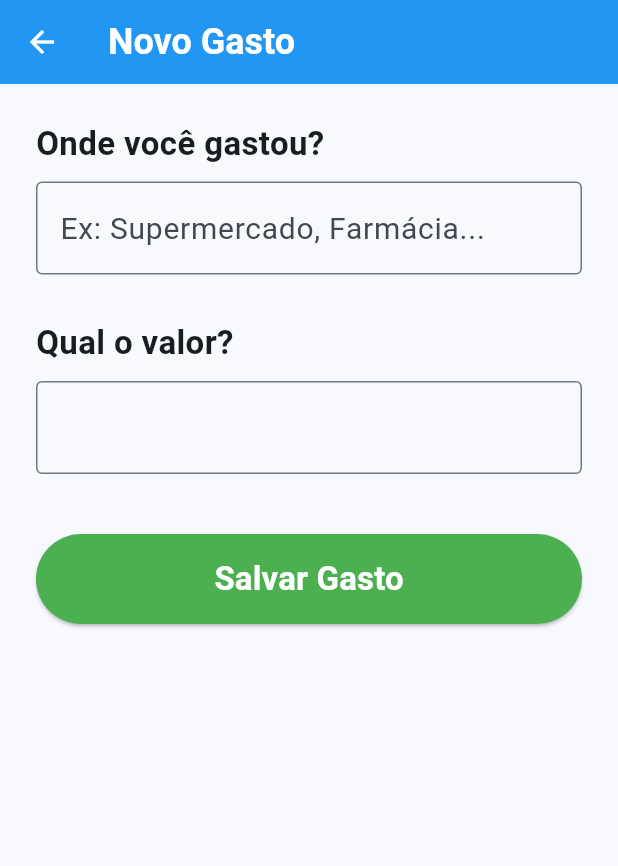
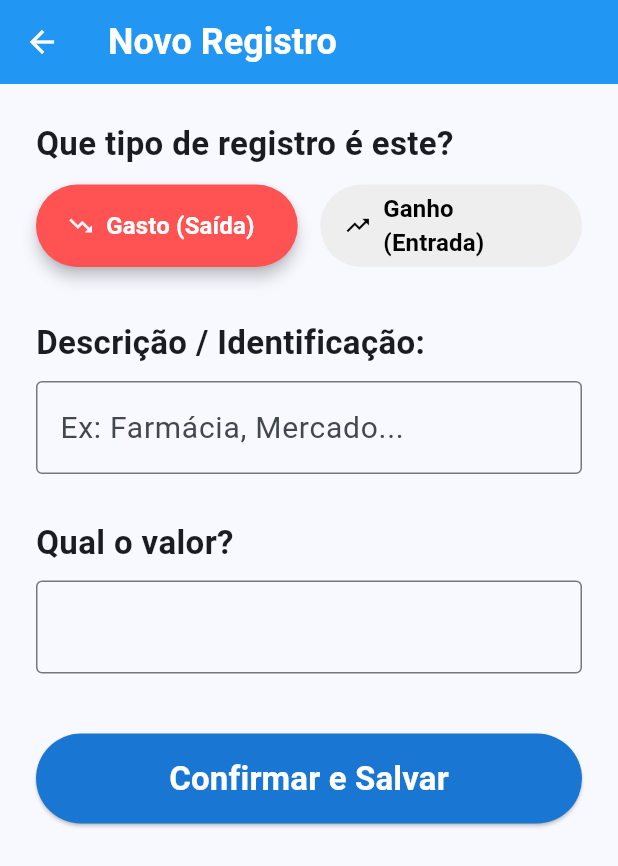
Before and after one commit to FLDM08/Finance-app, a Flutter app: the FormScreen screen opened directly, on a phone screen of 412 x 824 dp. Shown: the top 866 px of the screen. Run offline on Flutter 3.47's test engine with Material 3 defaults, Android fonts, the phone set to English and light mode, and no system bars; our stand-ins replace hive_flutter, shared_preferences; accounts and stored records are empty.

```diff
--- a/Finance_app/lib/main.dart
+++ b/Finance_app/lib/main.dart
@@ -1,28 +1,47 @@
 import 'package:flutter/material.dart';
 import 'package:shared_preferences/shared_preferences.dart';
+import 'package:hive_flutter/hive_flutter.dart';
+
+part 'main.g.dart';
+
+@HiveType(typeId: 0)
+class Transaction { // Unified model handling both incomes and expenses
+  @HiveField(0)
+  final String name;
+
+  @HiveField(1)
+  final double amount;
+
+  @HiveField(2)
+  final DateTime date;
+
+  @HiveField(3) // Flags operational type: true evaluating to expense/cash-out, false to income/cash-in
+  final bool isExpense;
+
+  Transaction({
+    required this.name,
+    required this.amount,
+    required this.date,
+    required this.isExpense,
+  });
+}
 
 void main() async {
-  // Ensures engine services (like local storage device interfaces) are ready before running the app
   WidgetsFlutterBinding.ensureInitialized();
+  await Hive.initFlutter();
 
-  // Initializes SharedPreferences and fetches persistent username if available
+  // Registers database adapter structures and boots core storage pipeline
+  Hive.registerAdapter(TransactionAdapter());
+  await Hive.openBox<Transaction>('transactions_box');
+
   final prefs = await SharedPreferences.getInstance();
   final String? savedUsername = prefs.getString('username_key');
 
   runApp(AccessibleFinanceApp(username: savedUsername));
 }
 
-// Data model representing an expense entry with timestamp details
-class Expense {
-  final String name;
-  final double amount;
-  final DateTime date;
-
-  Expense({required this.name, required this.amount, required this.date});
-}
-
 class AccessibleFinanceApp extends StatelessWidget {
-  final String? username; // Passed down from initial async main thread lifecycle
+  final String? username;
 
   const AccessibleFinanceApp({super.key, this.username});
 
@@ -35,13 +54,11 @@ class AccessibleFinanceApp extends StatelessWidget {
         colorScheme: ColorScheme.fromSeed(seedColor: Colors.blue),
         useMaterial3: true,
       ),
-      // Routine evaluation: Decides whether to onboarding flow or direct system routing
       home: username == null ? const OnboardingScreen() : MainScreen(username: username!),
     );
   }
 }
 
-// Onboarding flow view to secure profile initialization on first boot
 class OnboardingScreen extends StatefulWidget {
   const OnboardingScreen({super.key});
 
@@ -64,11 +81,9 @@ class _OnboardingScreenState extends State<OnboardingScreen> {
       return;
     }
 
-    // Persists the primitive data block securely within local preferences
     final prefs = await SharedPreferences.getInstance();
     await prefs.setString('username_key', username);
 
-    // Forces persistent page routing avoiding backtracking stack vulnerabilities
     if (mounted) {
       Navigator.pushReplacement(
         context,
@@ -134,8 +149,33 @@ class MainScreen extends StatefulWidget {
 }
 
 class _MainScreenState extends State<MainScreen> {
-  double balance = 1500.00;
-  List<Expense> expenseHistory = [];
+  double balance = 0.00;
+  final Box<Transaction> transactionBox = Hive.box<Transaction>('transactions_box');
+  List<Transaction> transactionHistory = [];
+
+  @override
+  void initState() {
+    super.initState();
+    loadTransactions();
+  }
+
+  // Parses box history data and computes financial parameters dynamically
+  void loadTransactions() {
+    transactionHistory = transactionBox.values.toList();
+    double computedBalance = 0.00;
+
+    for (var item in transactionHistory) {
+      if (item.isExpense) {
+        computedBalance -= item.amount;
+      } else {
+        computedBalance += item.amount;
+      }
+    }
+
+    setState(() {
+      balance = computedBalance;
+    });
+  }
 
   @override
   Widget build(BuildContext context) {
@@ -167,12 +207,16 @@ class _MainScreenState extends State<MainScreen> {
                   mainAxisAlignment: MainAxisAlignment.spaceBetween,
                   children: [
                     const Text(
-                      'Seu Saldo:',
+                      'Seu Saldo Total:',
                       style: TextStyle(fontSize: 22, fontWeight: FontWeight.w500),
                     ),
                     Text(
                       'R\$ ${balance.toStringAsFixed(2).replaceAll('.', ',')}',
-                      style: const TextStyle(fontSize: 26, fontWeight: FontWeight.bold, color: Colors.green),
+                      style: TextStyle(
+                        fontSize: 26,
+                        fontWeight: FontWeight.bold,
+                        color: balance >= 0 ? Colors.green : Colors.red,
+                      ),
                     ),
                   ],
                 ),
@@ -181,45 +225,69 @@ class _MainScreenState extends State<MainScreen> {
             const SizedBox(height: 25),
 
             const Text(
-              'Meus Gastos:',
+              'Histórico de Movimentações:',
               style: TextStyle(fontSize: 22, fontWeight: FontWeight.bold),
             ),
             const SizedBox(height: 10),
 
             Expanded(
-              child: expenseHistory.isEmpty
+              child: transactionHistory.isEmpty
                   ? const Center(
                       child: Text(
-                        'Nenhum gasto cadastrado ainda.',
+                        'Nenhum movimentação ainda.',
                         style: TextStyle(fontSize: 18, fontStyle: FontStyle.italic, color: Colors.grey),
                       ),
                     )
                   : ListView.builder(
-                      itemCount: expenseHistory.length,
+                      itemCount: transactionHistory.length,
                       itemBuilder: (context, index) {
-                        final item = expenseHistory[index];
+                        final item = transactionHistory[index];
                         String day = item.date.day.toString().padLeft(2, '0');
                         String month = item.date.month.toString().padLeft(2, '0');
                         String formattedDate = "$day/$month";
 
-                        return Card(
+                        return Dismissible(
+                          key: Key(item.date.millisecondsSinceEpoch.toString()),
+                          direction: DismissDirection.endToStart,
+                          background: Container(
+                            alignment: Alignment.centerRight,
+                            padding: const EdgeInsets.symmetric(horizontal: 20.0),
+                            color: Colors.redAccent,
+                            child: const Icon(Icons.delete, color: Colors.white, size: 32),
+                          ),
+                          onDismissed: (direction) {
+                            transactionBox.deleteAt(index);
+                            ScaffoldMessenger.of(context).showSnackBar(
+                              SnackBar(content: Text('"${item.name}" removido!')),
+                            );
+                            loadTransactions();
+                          },
+                          child: Card(
                             margin: const EdgeInsets.symmetric(vertical: 6.0),
                             child: ListTile(
-                            leading: const CircleAvatar(
-                              backgroundColor: Colors.redAccent,
-                              child: Icon(Icons.trending_down, color: Colors.white),
+                              leading: CircleAvatar(
+                                backgroundColor: item.isExpense ? Colors.redAccent : Colors.greenAccent.shade700,
+                                child: Icon(
+                                  item.isExpense ? Icons.trending_down : Icons.trending_up,
+                                  color: Colors.white,
+                                ),
                               ),
                               title: Text(
                                 item.name,
                                 style: const TextStyle(fontSize: 20, fontWeight: FontWeight.bold),
                               ),
                               subtitle: Text(
-                              "Adicionado em $formattedDate",
+                                "Registrado em $formattedDate",
                                 style: const TextStyle(fontSize: 16, color: Colors.grey),
                               ),
                               trailing: Text(
-                              '- R\$ ${item.amount.toStringAsFixed(2).replaceAll('.', ',')}',
-                              style: const TextStyle(fontSize: 18, color: Colors.red, fontWeight: FontWeight.bold),
+                                '${item.isExpense ? "-" : "+"} R\$ ${item.amount.toStringAsFixed(2).replaceAll('.', ',')}',
+                                style: TextStyle(
+                                  fontSize: 18,
+                                  color: item.isExpense ? Colors.red : Colors.green.shade700,
+                                  fontWeight: FontWeight.bold,
+                                ),
+                              ),
                             ),
                           ),
                         );
@@ -238,16 +306,14 @@ class _MainScreenState extends State<MainScreen> {
                     MaterialPageRoute(builder: (context) => const FormScreen()),
                   );
 
-                  if (result != null && result is Expense) {
-                    setState(() {
-                      balance = balance - result.amount;
-                      expenseHistory.add(result);
-                    });
+                  if (result != null && result is Transaction) {
+                    await transactionBox.add(result);
+                    loadTransactions();
                   }
                 },
-                icon: const Icon(Icons.add, size: 28),
+                icon: const Icon(Icons.add_card, size: 28),
                 label: const Text(
-                  'Adicionar Gasto',
+                  'Novo Registro (Ganho/Gasto)',
                   style: TextStyle(fontSize: 20, fontWeight: FontWeight.bold),
                 ),
                 style: ElevatedButton.styleFrom(
@@ -263,39 +329,90 @@ class _MainScreenState extends State<MainScreen> {
   }
 }
 
-class FormScreen extends StatelessWidget {
+class FormScreen extends StatefulWidget {
   const FormScreen({super.key});
 
   @override
-  Widget build(BuildContext context) {
+  State<FormScreen> createState() => _FormScreenState();
+}
+
+class _FormScreenState extends State<FormScreen> {
   final TextEditingController nameController = TextEditingController();
   final TextEditingController amountController = TextEditingController();
 
+  // Runtime interface state controller to match operational choice flows
+  bool operationIsExpense = true;
+
+  @override
+  Widget build(BuildContext context) {
     return Scaffold(
       appBar: AppBar(
         backgroundColor: Colors.blue,
         iconTheme: const IconThemeData(color: Colors.white),
         title: const Text(
-          'Novo Gasto',
+          'Novo Registro',
           style: TextStyle(color: Colors.white, fontSize: 24, fontWeight: FontWeight.bold),
         ),
       ),
-      body: Padding(
+      body: SingleChildScrollView(
         padding: const EdgeInsets.all(24.0),
         child: Column(
           crossAxisAlignment: CrossAxisAlignment.start,
           children: [
             const Text(
-              'Onde você gastou?',
+              'Que tipo de registro é este?',
+              style: TextStyle(fontSize: 22, fontWeight: FontWeight.bold),
+            ),
+            const SizedBox(height: 12),
+
+            Row(
+              children: [
+                Expanded(
+                  child: SizedBox(
+                    height: 55,
+                    child: ElevatedButton.icon(
+                      onPressed: () => setState(() => operationIsExpense = true),
+                      icon: const Icon(Icons.trending_down),
+                      label: const Text('Gasto (Saída)', style: TextStyle(fontSize: 16, fontWeight: FontWeight.bold)),
+                      style: ElevatedButton.styleFrom(
+                        backgroundColor: operationIsExpense ? Colors.redAccent : Colors.grey.shade200,
+                        foregroundColor: operationIsExpense ? Colors.white : Colors.black,
+                        elevation: operationIsExpense ? 4 : 0,
+                      ),
+                    ),
+                  ),
+                ),
+                const SizedBox(width: 15),
+                Expanded(
+                  child: SizedBox(
+                    height: 55,
+                    child: ElevatedButton.icon(
+                      onPressed: () => setState(() => operationIsExpense = false),
+                      icon: const Icon(Icons.trending_up),
+                      label: const Text('Ganho (Entrada)', style: TextStyle(fontSize: 16, fontWeight: FontWeight.bold)),
+                      style: ElevatedButton.styleFrom(
+                        backgroundColor: !operationIsExpense ? Colors.green.shade600 : Colors.grey.shade200,
+                        foregroundColor: !operationIsExpense ? Colors.white : Colors.black,
+                        elevation: !operationIsExpense ? 4 : 0,
+                      ),
+                    ),
+                  ),
+                ),
+              ],
+            ),
+            const SizedBox(height: 35),
+
+            const Text(
+              'Descrição / Identificação:',
               style: TextStyle(fontSize: 22, fontWeight: FontWeight.bold),
             ),
             const SizedBox(height: 10),
             TextField(
               controller: nameController,
               style: const TextStyle(fontSize: 20),
-              decoration: const InputDecoration(
-                border: OutlineInputBorder(),
-                hintText: 'Ex: Supermercado, Farmácia...',
+              decoration: InputDecoration(
+                border: const OutlineInputBorder(),
+                hintText: operationIsExpense ? 'Ex: Farmácia, Mercado...' : 'Ex: Aposentadoria, Pix do Filho...',
               ),
             ),
             const SizedBox(height: 30),
@@ -323,32 +440,36 @@ class FormScreen extends StatelessWidget {
               child: ElevatedButton(
                 onPressed: () {
                   double? parsedAmount = double.tryParse(amountController.text.replaceAll(',', '.'));
-                  String parsedName = nameController.text.trim().isEmpty ? "Gasto Geral" : nameController.text;
+                  String parsedName = nameController.text.trim().isEmpty
+                      ? (operationIsExpense ? "Gasto Geral" : "Ganho Geral")
+                      : nameController.text;
 
                   if (parsedAmount == null || parsedAmount <= 0) {
                     ScaffoldMessenger.of(context).showSnackBar(
                       const SnackBar(
                         backgroundColor: Colors.redAccent,
-                        content: Text(
-                          'Por favor, digite um valor válido para o gasto.',
-                          style: TextStyle(fontSize: 18, fontWeight: FontWeight.bold),
-                        ),
+                        content: Text('Por favor, digite um valor válido.', style: TextStyle(fontSize: 18, fontWeight: FontWeight.bold)),
                         duration: Duration(seconds: 3),
                       ),
                     );
                   } else {
                     Navigator.pop(
                       context,
-                      Expense(name: parsedName, amount: parsedAmount, date: DateTime.now()),
+                      Transaction(
+                        name: parsedName,
+                        amount: parsedAmount,
+                        date: DateTime.now(),
+                        isExpense: operationIsExpense,
+                      ),
                     );
                   }
                 },
                 style: ElevatedButton.styleFrom(
-                  backgroundColor: Colors.green,
+                  backgroundColor: Colors.blue.shade700,
                   foregroundColor: Colors.white,
                 ),
                 child: const Text(
-                  'Salvar Gasto',
+                  'Confirmar e Salvar',
                   style: TextStyle(fontSize: 22, fontWeight: FontWeight.bold),
                 ),
               ),
--- a/Finance_app/pubspec.yaml
+++ b/Finance_app/pubspec.yaml
@@ -35,6 +35,8 @@ dependencies:
   # Use with the CupertinoIcons class for iOS style icons.
   cupertino_icons: ^1.0.8
   shared_preferences: ^2.5.5
+  hive: ^2.2.3
+  hive_flutter: ^1.1.0
 
 dev_dependencies:
   flutter_test:
@@ -46,6 +48,8 @@ dev_dependencies:
   # package. See that file for information about deactivating specific lint
   # rules and activating additional ones.
   flutter_lints: ^6.0.0
+  hive_generator: ^2.0.1
+  build_runner: ^2.4.13
 
 # For information on the generic Dart part of this file, see the
 # following page: https://dart.dev/tools/pub/pubspec
```
Also changed, not shown: Finance_app/lib/main.g.dart (added), Finance_app/pubspec.lock, 2 other files. Lines whose indentation alone changed are shown as unchanged.
